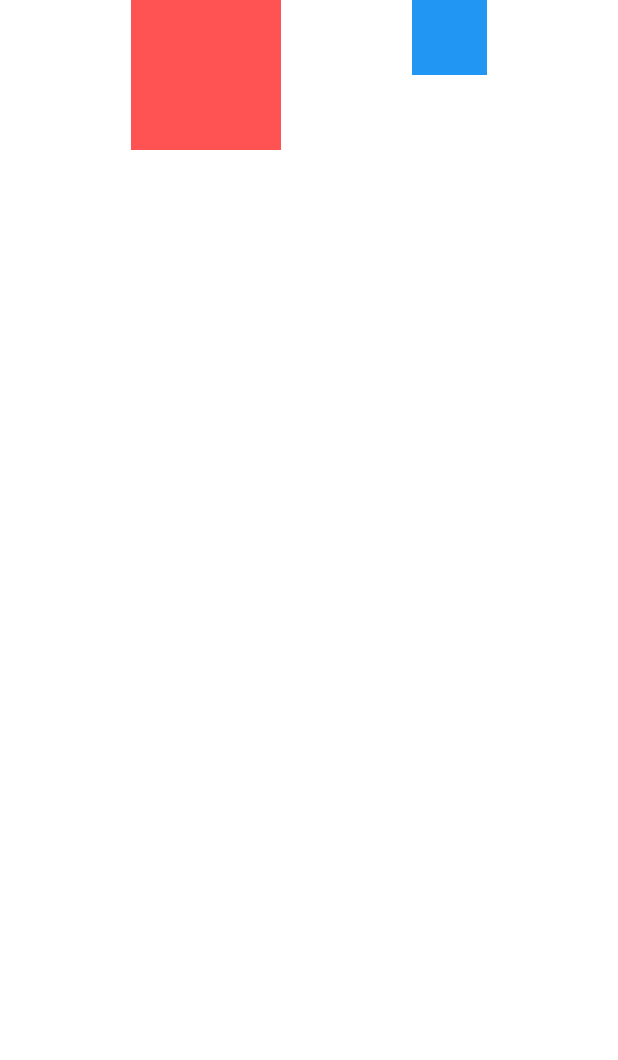
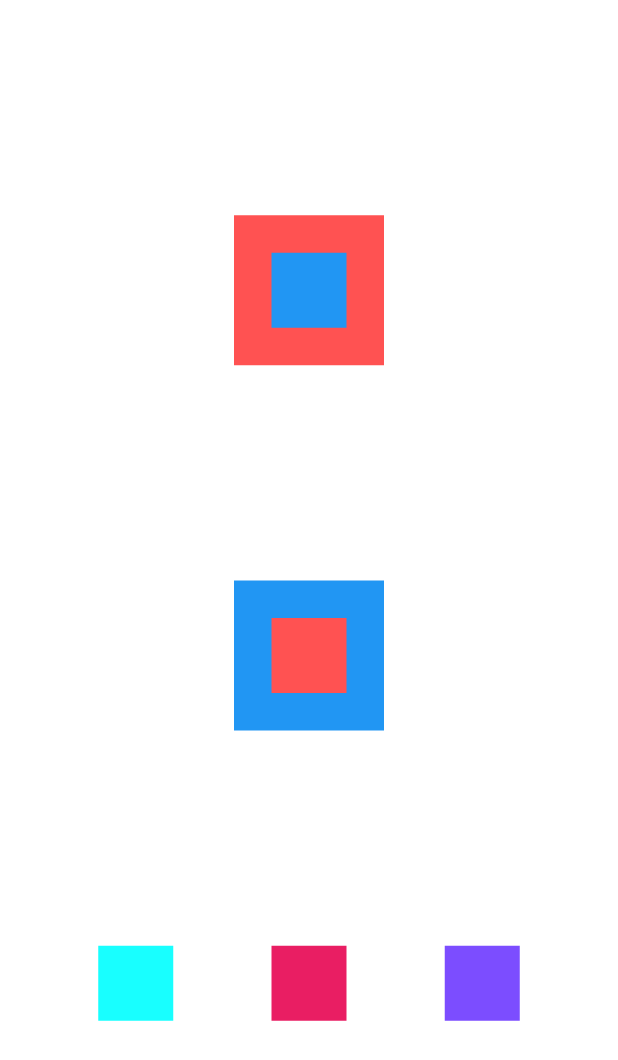
Before and after one commit to Rafaalex21/Task-manager-flutter, a Flutter app: the screen it shows after launch, on a phone screen of 412 x 824 dp. Shown: the top 1060 px of the screen. Run offline on Flutter 3.47's test engine with Material 2 defaults, Android fonts, the light colour scheme and no system bars.

Commit message:
third commit

```diff
--- a/lib/main.dart
+++ b/lib/main.dart
@@ -14,9 +14,12 @@ class MyApp extends StatelessWidget {
       theme: ThemeData(
         primarySwatch: Colors.blue,
       ),
-      home: Row(
+      home: Column(
         mainAxisAlignment: MainAxisAlignment.spaceEvenly,
-        crossAxisAlignment: CrossAxisAlignment.start,
+        crossAxisAlignment: CrossAxisAlignment.center,
+        children: [
+          Stack(
+            alignment: AlignmentDirectional.center,
             children: [Container(
               color: Colors.redAccent,
               width: 100,
@@ -27,7 +30,30 @@ class MyApp extends StatelessWidget {
                 width: 50,
                 height: 50,
               ),],
-
+          ),
+          Stack(
+            alignment: AlignmentDirectional.center,
+            children: [Container(
+              color: Colors.blue,
+              width: 100,
+              height: 100,
+            ),
+              Container(
+                color: Colors.redAccent,
+                width: 50,
+                height: 50,
+              ),],
+          ),
+          Row(
+            mainAxisAlignment: MainAxisAlignment.spaceEvenly,
+            crossAxisAlignment: CrossAxisAlignment.center,
+            children: [
+              Container(color: Colors.cyanAccent,height: 50,width: 50,),
+              Container(color: Colors.pink,height: 50,width: 50,),
+              Container(color: Colors.deepPurpleAccent,height: 50,width: 50,),
+            ],
+          )
+        ],
       ),
     );
   }
```
Lines whose indentation alone changed are shown as unchanged.
